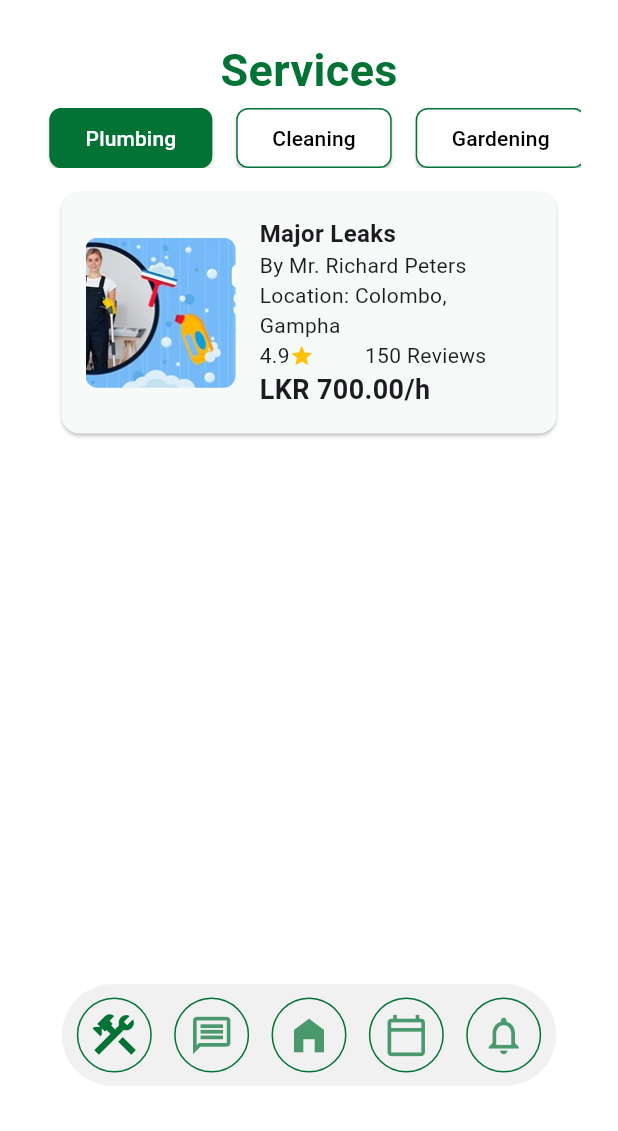
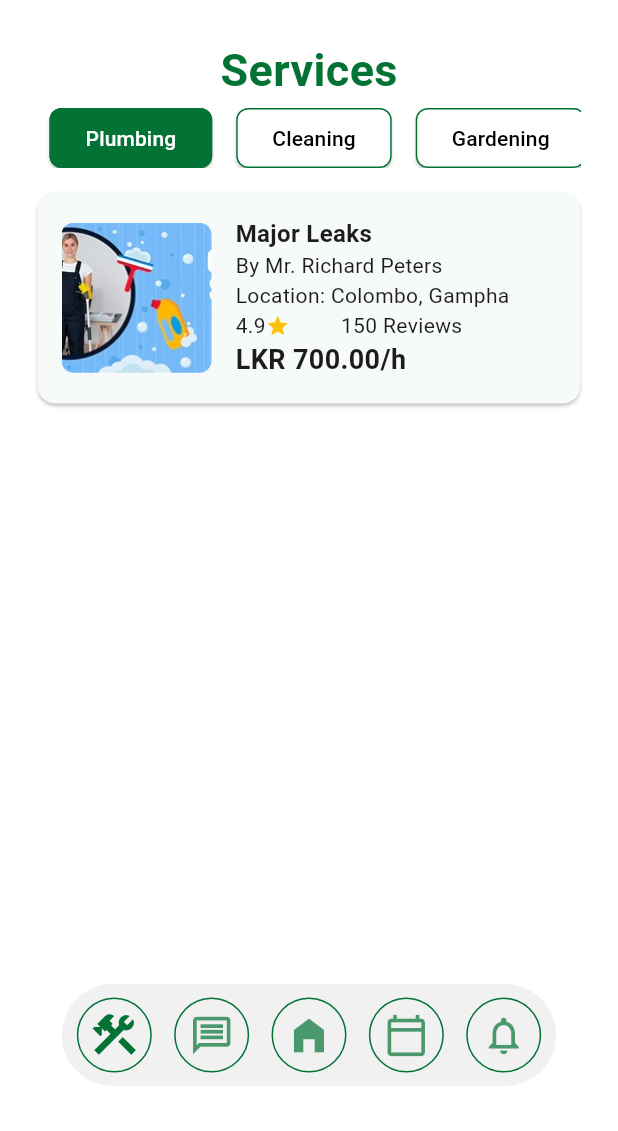
Before and after one commit to sadeesacs/MAD, a Flutter app: the ServiceListingScreen screen opened directly, on a phone screen of 412 x 824 dp, the part 105-1236 px from its top. Run offline on Flutter 3.47's test engine with Material 3 defaults, Android fonts, the phone set to English and light mode, and no system bars; our stand-ins replace google_maps_flutter.

Commit message:
service listing changes
Signed-off-by: SarindiRithosha <sarindijayathilake@gmail.com>

```diff
--- a/connect/lib/Customer/screens/service-listing/service_listing.dart
+++ b/connect/lib/Customer/screens/service-listing/service_listing.dart
@@ -138,10 +138,12 @@ class _ServiceListingScreenState extends State<ServiceListingScreen> {
                     });
                   },
                 ),
+
+                SizedBox(height: 16),
                 // Service Listing Cards
                 Expanded(
                   child: ListView.builder(
-                    padding: const EdgeInsets.all(16.0),
+                    //padding: const EdgeInsets.all(16.0),
                     itemCount: _services.where((service) => service['category'] == _selectedCategory).length,
                     itemBuilder: (context, index) {
                       final service = _services.where((service) => service['category'] == _selectedCategory).toList()[index];
```
